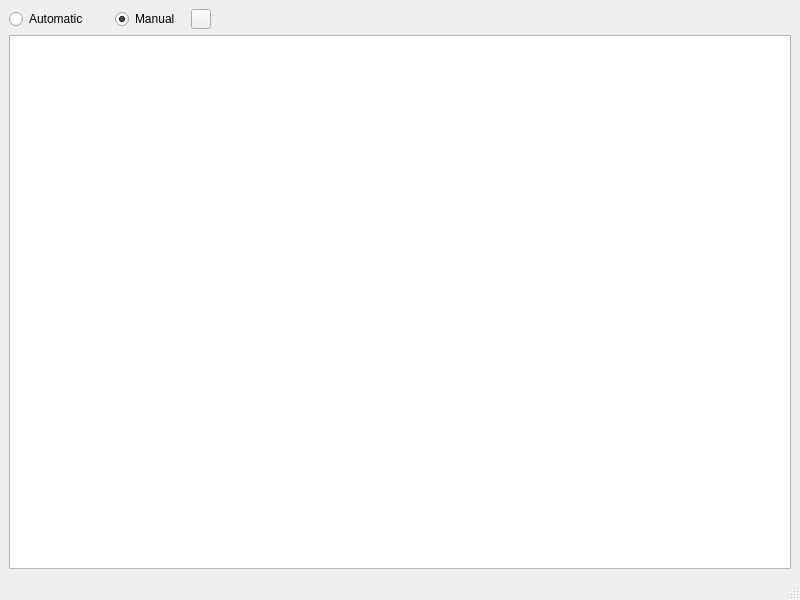
The window that ui_concepts/concep1.ui (oIi123/TableauxProver) describes before a commit, drawn with Qt 5.
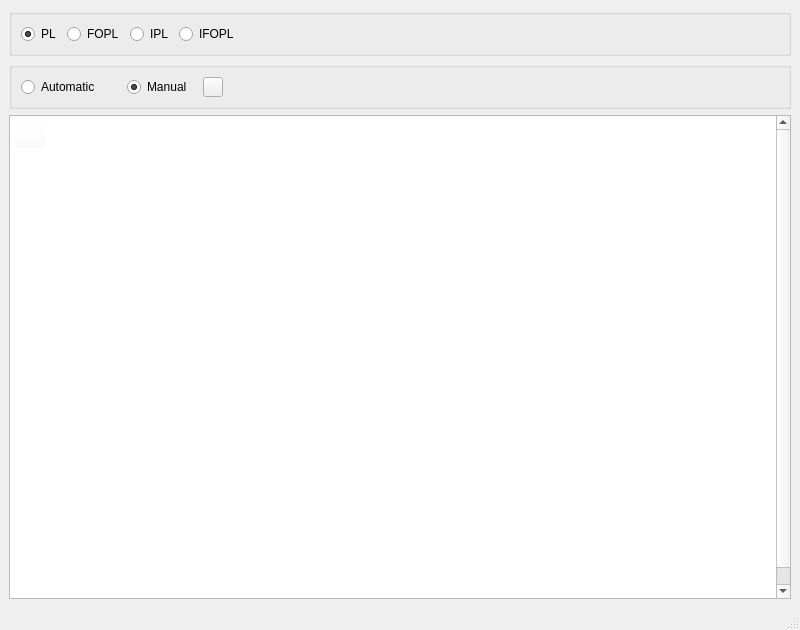
The same window after the commit. Icons and pictures are not drawn.

What changed in the file:
```diff
--- a/ui_concepts/concep1.ui
+++ b/ui_concepts/concep1.ui
@@ -7,7 +7,7 @@
     <x>0</x>
     <y>0</y>
     <width>800</width>
-    <height>600</height>
+    <height>630</height>
    </rect>
   </property>
   <property name="windowTitle">
@@ -16,6 +16,87 @@
   <widget class="QWidget" name="centralwidget">
    <layout class="QVBoxLayout" name="verticalLayout_2">
     <item>
+     <widget class="QGroupBox" name="horizontalGroupBox">
+      <layout class="QHBoxLayout" name="horizontalLayout_2">
+       <item>
+        <widget class="QRadioButton" name="radioButton_4">
+         <property name="minimumSize">
+          <size>
+           <width>0</width>
+           <height>0</height>
+          </size>
+         </property>
+         <property name="toolTip">
+          <string>Propositional Logic</string>
+         </property>
+         <property name="text">
+          <string>PL</string>
+         </property>
+         <property name="checked">
+          <bool>true</bool>
+         </property>
+        </widget>
+       </item>
+       <item>
+        <widget class="QRadioButton" name="radioButton_3">
+         <property name="minimumSize">
+          <size>
+           <width>0</width>
+           <height>0</height>
+          </size>
+         </property>
+         <property name="toolTip">
+          <string>First Order Predicate Logic</string>
+         </property>
+         <property name="text">
+          <string>FOPL</string>
+         </property>
+        </widget>
+       </item>
+       <item>
+        <widget class="QRadioButton" name="radioButton_2">
+         <property name="minimumSize">
+          <size>
+           <width>0</width>
+           <height>0</height>
+          </size>
+         </property>
+         <property name="toolTip">
+          <string>Intuitionistic Propositional Logic</string>
+         </property>
+         <property name="text">
+          <string>IPL</string>
+         </property>
+        </widget>
+       </item>
+       <item>
+        <widget class="QRadioButton" name="radioButton">
+         <property name="toolTip">
+          <string>Intuitionistic First Order Predicate Logic</string>
+         </property>
+         <property name="text">
+          <string>IFOPL</string>
+         </property>
+        </widget>
+       </item>
+       <item>
+        <spacer name="horizontalSpacer_2">
+         <property name="orientation">
+          <enum>Qt::Horizontal</enum>
+         </property>
+         <property name="sizeHint" stdset="0">
+          <size>
+           <width>40</width>
+           <height>20</height>
+          </size>
+         </property>
+        </spacer>
+       </item>
+      </layout>
+     </widget>
+    </item>
+    <item>
+     <widget class="QGroupBox" name="">
      <layout class="QHBoxLayout" name="horizontalLayout">
       <property name="sizeConstraint">
        <enum>QLayout::SetDefaultConstraint</enum>
@@ -108,6 +189,7 @@
        </spacer>
       </item>
      </layout>
+     </widget>
     </item>
     <item>
      <widget class="QScrollArea" name="scrollArea">
@@ -146,6 +228,27 @@
 	background-color: rgb(255, 255, 255);
 }</string>
        </property>
+       <widget class="QPushButton" name="pushButton_2">
+        <property name="geometry">
+         <rect>
+          <x>5</x>
+          <y>5</y>
+          <width>31</width>
+          <height>28</height>
+         </rect>
+        </property>
+        <property name="styleSheet">
+         <string notr="true">#pushButton_2 {
+	background-color: rgba(255, 255, 255, 0);
+	border-color: rgba(255, 255, 255, 0);
+	color: rgba(255, 255, 255, 0);
+	qproperty-icon: url(stornieren.svg);
+}</string>
+        </property>
+        <property name="text">
+         <string/>
+        </property>
+       </widget>
       </widget>
      </widget>
     </item>
```
Lines whose indentation alone changed are shown as unchanged.
